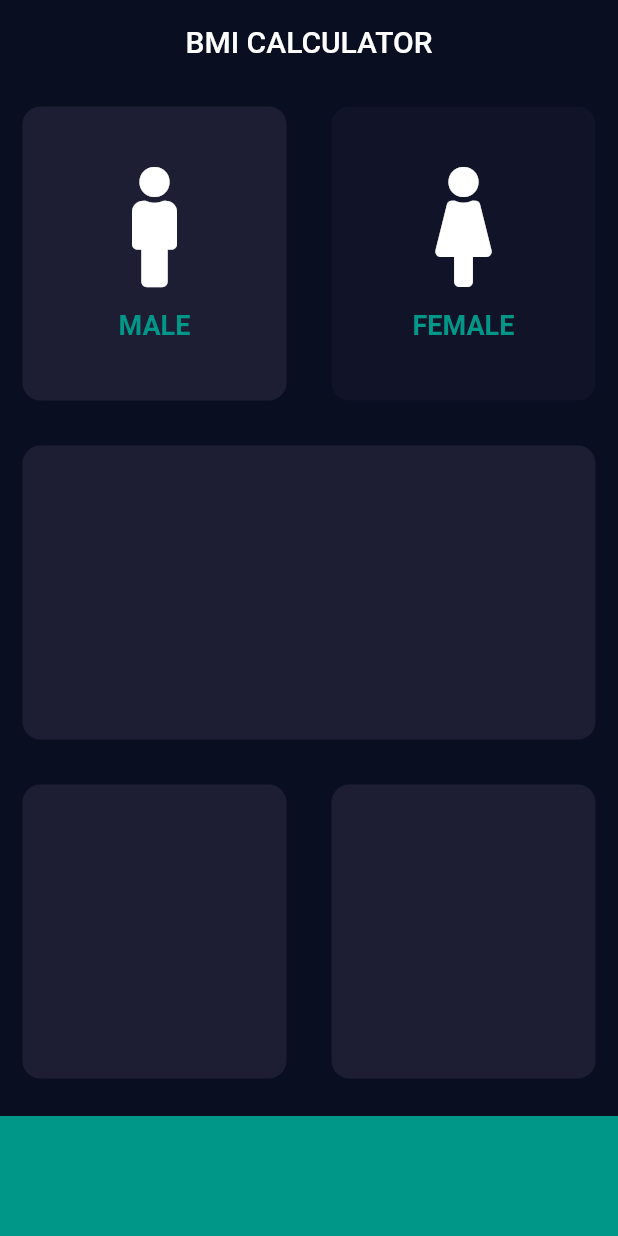
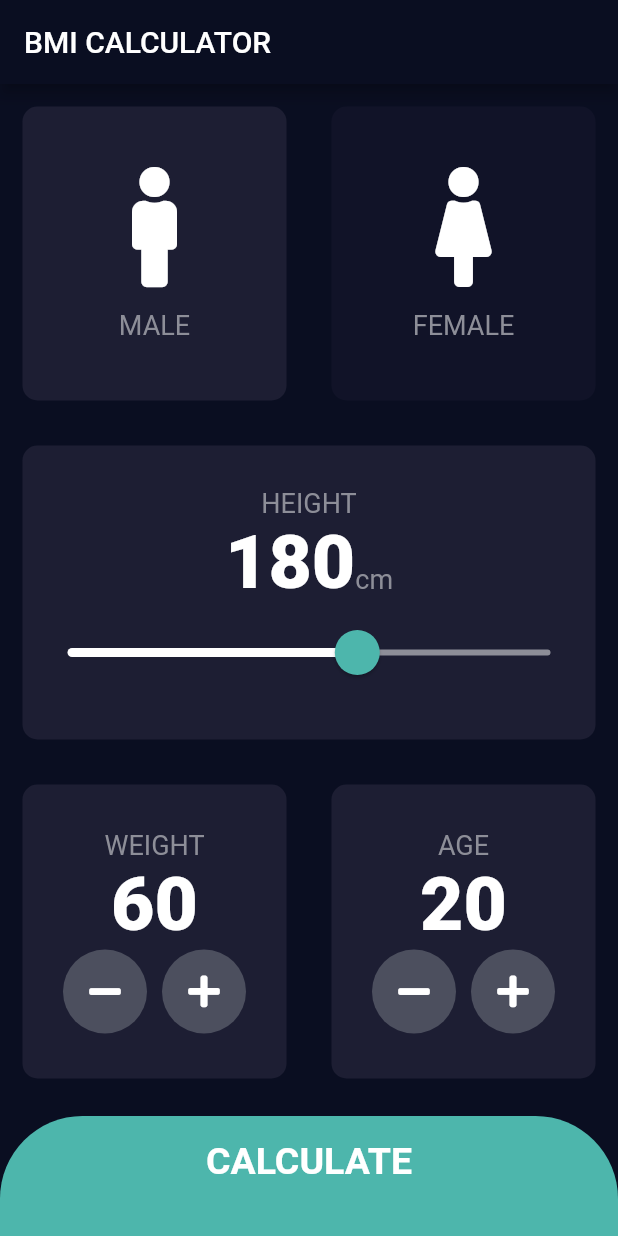
Before and after one commit to ayush-670/myBMI, a Flutter app: the screen it shows after launch, after a tap on "MALE", on a phone screen of 412 x 824 dp. Run offline on Flutter 3.47's test engine with Material 2 defaults, Android fonts, the phone set to English and light mode, and no system bars; our stand-ins replace font_awesome_flutter.

Commit message:
DAY7 COMMIT.COMPLETED APP IN 7 DAYS

```diff
--- /dev/null
+++ b/lib/calculator_brain.dart
@@ -0,0 +1,35 @@
+import 'dart:math';
+
+class CalculatorBrain {
+  CalculatorBrain({this.height, this.weight});
+
+  final int height;
+  final int weight;
+
+  double _bmi;
+
+  String calculateBMI() {
+    _bmi = weight / pow(height / 100, 2);
+    return _bmi.toStringAsFixed(1);
+  }
+
+  String getResult() {
+    if (_bmi >= 25) {
+      return 'Overweight';
+    } else if (_bmi > 18.5) {
+      return 'Normal';
+    } else {
+      return 'Underweight';
+    }
+  }
+
+  String getInterpretation() {
+    if (_bmi >= 25) {
+      return 'You have a higher than normal body weight. Try to exercise more.';
+    } else if (_bmi >= 18.5) {
+      return 'You have a normal body weight. Good job!';
+    } else {
+      return 'You have a lower than normal body weight. You can eat a bit more.';
+    }
+  }
+}
--- /dev/null
+++ b/lib/components/bottom_button.dart
@@ -0,0 +1,32 @@
+import 'package:flutter/material.dart';
+import 'package:bmi_calculator/constants.dart';
+
+class BottomButton extends StatelessWidget {
+  BottomButton({@required this.onTap, @required this.buttonTitle});
+
+  final Function onTap;
+  final String buttonTitle;
+
+  @override
+  Widget build(BuildContext context) {
+    return GestureDetector(
+      onTap: onTap,
+      child: Container(
+        decoration: BoxDecoration(
+          color: kBottomContainerColour,
+          borderRadius: BorderRadius.only(topLeft: Radius.circular(55.0), topRight: Radius.circular(55.0))
+        ),
+        child: Center(
+          child: Text(
+            buttonTitle,
+            style: kLargeButtonTextStyle,
+          ),
+        ),
+        margin: EdgeInsets.only(top: 10.0),
+        padding: EdgeInsets.only(bottom: 20.0),
+        width: double.infinity,
+        height: kBottomContainerHeight,
+      ),
+    );
+  }
+}
--- a/lib/icon.dart
+++ b/lib/components/icon_content.dart
@@ -1,29 +1,28 @@
 import 'package:flutter/material.dart';
-class IconChild extends StatelessWidget {
-  final IconData gender;
-  final String text;
+import 'package:bmi_calculator/constants.dart';
 
-  IconChild(this.gender, this.text);
+class IconContent extends StatelessWidget {
+  IconContent({this.icon, this.label});
+
+  final IconData icon;
+  final String label;
+
   @override
   Widget build(BuildContext context) {
     return Column(
       mainAxisAlignment: MainAxisAlignment.center,
       children: <Widget>[
         Icon(
-          gender,
+          icon,
           size: 80.0,
         ),
         SizedBox(
           height: 15.0,
         ),
         Text(
-          text,
-          style: TextStyle(
-            fontSize: 18.0,
-            fontWeight: FontWeight.bold,
-            color: Colors.teal,
-          ),
-        ),
+          label,
+          style: kLabelTextStyle,
+        )
       ],
     );
   }
--- a/lib/cont.dart
+++ b/lib/components/reusable_card.dart
@@ -1,19 +1,22 @@
 import 'package:flutter/material.dart';
 
-class Cont extends StatelessWidget {
+class ReusableCard extends StatelessWidget {
+  ReusableCard({@required this.colour, this.cardChild, this.onPress});
+
   final Color colour;
   final Widget cardChild;
+  final Function onPress;
 
-  Cont({@required this.colour, this.cardChild});
   @override
   Widget build(BuildContext context) {
-    return Expanded(
+    return GestureDetector(
+      onTap: onPress,
       child: Container(
         child: cardChild,
         margin: EdgeInsets.all(15.0),
         decoration: BoxDecoration(
-          borderRadius: BorderRadius.circular(12.0),
           color: colour,
+          borderRadius: BorderRadius.circular(10.0),
         ),
       ),
     );
--- /dev/null
+++ b/lib/components/round_icon_button.dart
@@ -0,0 +1,23 @@
+import 'package:flutter/material.dart';
+
+class RoundIconButton extends StatelessWidget {
+  RoundIconButton({@required this.icon, @required this.onPressed});
+
+  final IconData icon;
+  final Function onPressed;
+
+  @override
+  Widget build(BuildContext context) {
+    return RawMaterialButton(
+      elevation: 0.0,
+      child: Icon(icon),
+      onPressed: onPressed,
+      constraints: BoxConstraints.tightFor(
+        width: 56.0,
+        height: 56.0,
+      ),
+      shape: CircleBorder(),
+      fillColor: Color(0xFF4C4F5E),
+    );
+  }
+}
--- /dev/null
+++ b/lib/constants.dart
@@ -0,0 +1,41 @@
+import 'package:flutter/material.dart';
+
+const kBottomContainerHeight = 80.0;
+const kActiveCardColour = Color(0xFF1D1E33);
+const kInactiveCardColour = Color(0xFF111328);
+var kBottomContainerColour = Colors.teal[300];
+
+const kLabelTextStyle = TextStyle(
+  fontSize: 18.0,
+  color: Color(0xFF8D8E98),
+);
+
+const kNumberTextStyle = TextStyle(
+  fontSize: 50.0,
+  fontWeight: FontWeight.w900,
+);
+
+const kLargeButtonTextStyle = TextStyle(
+  fontSize: 25.0,
+  fontWeight: FontWeight.bold,
+);
+
+const kTitleTextStyle = TextStyle(
+  fontSize: 50.0,
+  fontWeight: FontWeight.bold,
+);
+
+const kResultTextStyle = TextStyle(
+  color: Color(0xFF24D876),
+  fontSize: 22.0,
+  fontWeight: FontWeight.bold,
+);
+
+const kBMITextStyle = TextStyle(
+  fontSize: 100.0,
+  fontWeight: FontWeight.bold,
+);
+
+const kBodyTextStyle = TextStyle(
+  fontSize: 22.0,
+);
--- a/lib/input_page.dart
+++ /dev/null
@@ -1,106 +0,0 @@
-import 'package:flutter/material.dart';
-import 'package:font_awesome_flutter/font_awesome_flutter.dart';
-import './cont.dart';
-import './icon.dart';
-
-const activecol = Color(0xFF1D1E33);
-const inactivecol = Color(0xFF1111328);
-const btmHeight = 80.0;
-
-class InputPage extends StatefulWidget {
-  @override
-  _InputPageState createState() => _InputPageState();
-}
-
-class _InputPageState extends State<InputPage> {
-  Color maleCardColour = inactivecol;
-  Color femaleCardColour = inactivecol;
-
-  void updateCol(String code) {
-    if (code == '1') {
-      if (maleCardColour == inactivecol) {
-        setState(() {
-          maleCardColour = activecol;
-          femaleCardColour = inactivecol;
-        });
-      } else {
-        maleCardColour = inactivecol;
-      }
-    }
-    if (code == '2') {
-      if (femaleCardColour == inactivecol) {
-        femaleCardColour = activecol;
-        maleCardColour = inactivecol;
-      } else {
-        femaleCardColour = inactivecol;
-      }
-    }
-  }
-
-  @override
-  Widget build(BuildContext context) {
-    return SafeArea(
-      child: Scaffold(
-        appBar: AppBar(
-          elevation: 0,
-          centerTitle: true,
-          title: Text('BMI CALCULATOR'),
-        ),
-        body: Column(
-          children: <Widget>[
-            Expanded(
-              child: Row(
-                children: <Widget>[
-                  Expanded(
-                    child: GestureDetector(
-                      onTap: () {
-                        setState(() {
-                          updateCol('1');
-                        });
-                      },
-                      child: Cont(
-                        colour: maleCardColour,
-                        cardChild: IconChild(FontAwesomeIcons.male, 'MALE'),
-                      ),
-                    ),
-                  ),
-                  Expanded(
-                    child: GestureDetector(
-                      onTap: () {
-                        setState(() {
-                          updateCol('2');
-                        });
-                      },
-                      child: GestureDetector(
-                        child: Cont(
-                          colour: femaleCardColour,
-                          cardChild:
-                              IconChild(FontAwesomeIcons.female, 'FEMALE'),
-                        ),
-                      ),
-                    ),
-                  ),
-                ],
-              ),
-            ),
-            Cont(colour: activecol),
-            Expanded(
-              child: Row(
-                children: <Widget>[
-                  Cont(colour: activecol),
-                  Cont(colour: activecol),
-                ],
-              ),
-            ),
-            Container(
-              color: Colors.teal, //Color(0xFFEB1555),
-              margin: EdgeInsets.only(top: 10.0),
-              width: double.infinity,
-              height: btmHeight,
-            ),
-          ],
-        ),
-      ),
-    );
-  }
-}
--- a/lib/main.dart
+++ b/lib/main.dart
@@ -1,20 +1,24 @@
 import 'package:flutter/material.dart';
-import './input_page.dart';
+import 'package:bmi_calculator/screens/input_page.dart';
 
-void main() => runApp(BMICalculator());
+void main() => runApp(BMICalculator(
+  ));
+
 
 class BMICalculator extends StatelessWidget {
+
+
+
   @override
   Widget build(BuildContext context) {
+
     return MaterialApp(
+
       theme: ThemeData.dark().copyWith(
         primaryColor: Color(0xFF0A0E21),
         scaffoldBackgroundColor: Color(0xFF0A0E21),
-        // textTheme: TextTheme(
-        //   body1: TextStyle(color: Colors.teal[200])
-        // ),
+
       ),
-      debugShowCheckedModeBanner: false,
       home: InputPage(),
     );
   }
--- /dev/null
+++ b/lib/screens/input_page.dart
@@ -0,0 +1,242 @@
+import 'package:flutter/material.dart';
+import 'package:font_awesome_flutter/font_awesome_flutter.dart';
+import 'package:bmi_calculator/components/icon_content.dart';
+import 'package:bmi_calculator/components/reusable_card.dart';
+import 'package:bmi_calculator/constants.dart';
+import 'package:bmi_calculator/screens/results_page.dart';
+import 'package:bmi_calculator/components/bottom_button.dart';
+import 'package:bmi_calculator/components/round_icon_button.dart';
+import 'package:bmi_calculator/calculator_brain.dart';
+
+enum Gender {
+  male,
+  female,
+}
+
+class InputPage extends StatefulWidget {
+  @override
+  _InputPageState createState() => _InputPageState();
+}
+
+class _InputPageState extends State<InputPage> {
+
+
+  Gender selectedGender;
+  int height = 180;
+  int weight = 60;
+  int age = 20;
+
+  @override
+  Widget build(BuildContext context) {
+    return Scaffold(
+      appBar: AppBar(
+        title: Text('BMI CALCULATOR'),
+      ),
+      body: Column(
+        crossAxisAlignment: CrossAxisAlignment.stretch,
+        children: <Widget>[
+          Expanded(
+              child: Row(
+            children: <Widget>[
+              Expanded(
+                child: ReusableCard(
+                  onPress: () {
+                    setState(() {
+                      selectedGender = Gender.male;
+                    });
+                  },
+                  colour: selectedGender == Gender.male
+                      ? kActiveCardColour
+                      : kInactiveCardColour,
+                  cardChild: IconContent(
+                    icon: FontAwesomeIcons.male,
+                    label: 'MALE',
+                  ),
+                ),
+              ),
+              Expanded(
+                child: ReusableCard(
+                  onPress: () {
+                    setState(() {
+                      selectedGender = Gender.female;
+                    });
+                  },
+                  colour: selectedGender == Gender.female
+                      ? kActiveCardColour
+                      : kInactiveCardColour,
+                  cardChild: IconContent(
+
+                    icon: FontAwesomeIcons.female,
+
+                    label: 'FEMALE',
+
+                  ),
+                ),
+              ),
+            ],
+          )),
+          Expanded(
+            child: ReusableCard(
+              colour: kActiveCardColour,
+              cardChild: Column(
+                mainAxisAlignment: MainAxisAlignment.center,
+                children: <Widget>[
+                  Text(
+                    'HEIGHT',
+                    style: kLabelTextStyle,
+                  ),
+                  Row(
+                    mainAxisAlignment: MainAxisAlignment.center,
+                    crossAxisAlignment: CrossAxisAlignment.baseline,
+                    textBaseline: TextBaseline.alphabetic,
+                    children: <Widget>[
+                      Text(
+                        height.toString(),
+                        style: kNumberTextStyle,
+                      ),
+                      Text(
+                        'cm',
+                        style: kLabelTextStyle,
+                      )
+                    ],
+                  ),
+                  SliderTheme(
+                    data: SliderTheme.of(context).copyWith(
+                      inactiveTrackColor: Color(0xFF8D8E98),
+                      activeTrackColor: Colors.white,
+                      thumbColor: Colors.teal[300],
+                      overlayColor: Color(0x29EB1555),
+                      thumbShape:
+                          RoundSliderThumbShape(enabledThumbRadius: 15.0),
+                      overlayShape:
+                          RoundSliderOverlayShape(overlayRadius: 30.0),
+                    ),
+                    child: Slider(
+                      value: height.toDouble(),
+                      min: 120.0,
+                      max: 220.0,
+                      onChanged: (double newValue) {
+                        setState(() {
+                          height = newValue.round();
+                        });
+                      },
+                    ),
+                  ),
+                ],
+              ),
+            ),
+          ),
+          Expanded(
+            child: Row(
+              children: <Widget>[
+                Expanded(
+                  child: ReusableCard(
+                    colour: kActiveCardColour,
+                    cardChild: Column(
+                      mainAxisAlignment: MainAxisAlignment.center,
+                      children: <Widget>[
+                        Text(
+                          'WEIGHT',
+                          style: kLabelTextStyle,
+                        ),
+                        Text(
+                          weight.toString(),
+                          style: kNumberTextStyle,
+                        ),
+                        Row(
+                          mainAxisAlignment: MainAxisAlignment.center,
+                          children: <Widget>[
+                            RoundIconButton(
+                                icon: FontAwesomeIcons.minus,
+                                onPressed: () {
+                                  setState(() {
+                                    weight--;
+                                  });
+                                }),
+                            SizedBox(
+                              width: 10.0,
+                            ),
+                            RoundIconButton(
+                              icon: FontAwesomeIcons.plus,
+                              onPressed: () {
+                                setState(() {
+                                  weight++;
+                                });
+                              },
+                            ),
+                          ],
+                        ),
+                      ],
+                    ),
+                  ),
+                ),
+                Expanded(
+                  child: ReusableCard(
+                    colour: kActiveCardColour,
+                    cardChild: Column(
+                      mainAxisAlignment: MainAxisAlignment.center,
+                      children: <Widget>[
+                        Text(
+                          'AGE',
+                          style: kLabelTextStyle,
+                        ),
+                        Text(
+                          age.toString(),
+                          style: kNumberTextStyle,
+                        ),
+                        Row(
+                          mainAxisAlignment: MainAxisAlignment.center,
+                          children: <Widget>[
+                            RoundIconButton(
+                              icon: FontAwesomeIcons.minus,
+                              onPressed: () {
+                                setState(
+                                  () {
+                                    age--;
+                                  },
+                                );
+                              },
+                            ),
+                            SizedBox(
+                              width: 10.0,
+                            ),
+                            RoundIconButton(
+                                icon: FontAwesomeIcons.plus,
+                                onPressed: () {
+                                  setState(() {
+                                    age++;
+                                  });
+                                })
+                          ],
+                        )
+                      ],
+                    ),
+                  ),
+                ),
+              ],
+            ),
+          ),
+           BottomButton(
+              buttonTitle: 'CALCULATE',
+              onTap: () {
+                CalculatorBrain calc =
+                    CalculatorBrain(height: height, weight: weight);
+
+                Navigator.push(
+                  context,
+                  MaterialPageRoute(
+                    builder: (context) => ResultsPage(
+                          bmiResult: calc.calculateBMI(),
+                          resultText: calc.getResult(),
+                          interpretation: calc.getInterpretation(),
+                        ),
+                  ),
+                );
+              },
+            ),
+
+        ],
+      ),
+    );
+  }
+}
--- /dev/null
+++ b/lib/screens/results_page.dart
@@ -0,0 +1,71 @@
+import 'package:flutter/material.dart';
+import 'package:bmi_calculator/constants.dart';
+import 'package:bmi_calculator/components/reusable_card.dart';
+import 'package:bmi_calculator/components/bottom_button.dart';
+
+class ResultsPage extends StatelessWidget {
+  ResultsPage(
+      {@required this.interpretation,
+      @required this.bmiResult,
+      @required this.resultText});
+
+  final String bmiResult;
+  final String resultText;
+  final String interpretation;
+
+  @override
+  Widget build(BuildContext context) {
+    return Scaffold(
+      appBar: AppBar(
+        title: Text('BMI CALCULATOR'),
+      ),
+      body: Column(
+        mainAxisAlignment: MainAxisAlignment.spaceEvenly,
+        crossAxisAlignment: CrossAxisAlignment.stretch,
+        children: <Widget>[
+          Expanded(
+            child: Container(
+              padding: EdgeInsets.all(15.0),
+              alignment: Alignment.bottomLeft,
+              child: Text(
+                'Your Result',
+                style: kTitleTextStyle,
+              ),
+            ),
+          ),
+          Expanded(
+            flex: 5,
+            child: ReusableCard(
+              colour: kActiveCardColour,
+              cardChild: Column(
+                mainAxisAlignment: MainAxisAlignment.spaceEvenly,
+                crossAxisAlignment: CrossAxisAlignment.center,
+                children: <Widget>[
+                  Text(
+                    resultText.toUpperCase(),
+                    style: kResultTextStyle,
+                  ),
+                  Text(
+                    bmiResult,
+                    style: kBMITextStyle,
+                  ),
+                  Text(
+                    interpretation,
+                    textAlign: TextAlign.center,
+                    style: kBodyTextStyle,
+                  ),
+                ],
+              ),
+            ),
+          ),
+          BottomButton(
+            buttonTitle: 'RE-CALCULATE',
+            onTap: () {
+              Navigator.pop(context);
+            },
+          )
+        ],
+      ),
+    );
+  }
+}
```
